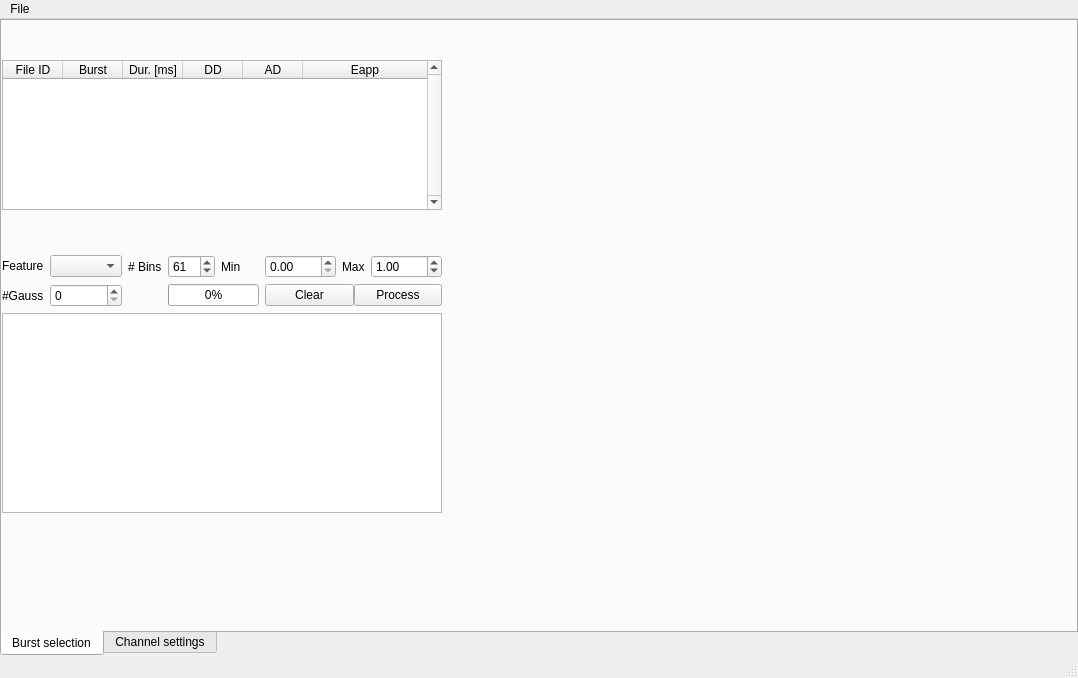
Before: the Qt Designer form chisurf/plugins/burst-selection/gui.ui in Fluorescence-Tools/chisurf, drawn with Qt 5.
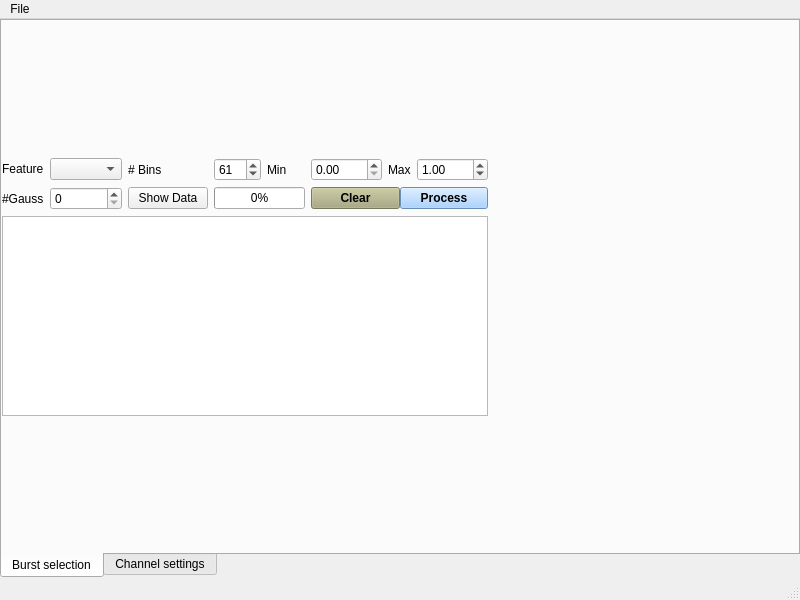
After: the same form once the commit is applied.

Commit message: Use DataFrameEditor to simplify UI

The edit to the form file:
```diff
--- a/chisurf/plugins/burst-selection/gui.ui
+++ b/chisurf/plugins/burst-selection/gui.ui
@@ -6,8 +6,8 @@
    <rect>
     <x>0</x>
     <y>0</y>
-    <width>1078</width>
-    <height>678</height>
+    <width>800</width>
+    <height>600</height>
    </rect>
   </property>
   <property name="windowTitle">
@@ -61,91 +61,7 @@
         <property name="spacing">
          <number>6</number>
         </property>
-        <item row="5" column="0" colspan="2">
-         <layout class="QVBoxLayout" name="verticalLayout_4"/>
-        </item>
-        <item row="4" column="0" colspan="2">
-         <layout class="QHBoxLayout" name="horizontalLayout">
-          <item>
-           <widget class="QPlainTextEdit" name="plainTextEdit">
-            <property name="minimumSize">
-             <size>
-              <width>0</width>
-              <height>150</height>
-             </size>
-            </property>
-            <property name="maximumSize">
-             <size>
-              <width>16777215</width>
-              <height>200</height>
-             </size>
-            </property>
-           </widget>
-          </item>
-         </layout>
-        </item>
-        <item row="1" column="0" rowspan="2" colspan="2">
-         <widget class="QTableWidget" name="tableWidget">
-          <property name="sizePolicy">
-           <sizepolicy hsizetype="Expanding" vsizetype="Minimum">
-            <horstretch>0</horstretch>
-            <verstretch>0</verstretch>
-           </sizepolicy>
-          </property>
-          <property name="maximumSize">
-           <size>
-            <width>16777215</width>
-            <height>150</height>
-           </size>
-          </property>
-          <property name="verticalScrollBarPolicy">
-           <enum>Qt::ScrollBarAlwaysOn</enum>
-          </property>
-          <property name="sizeAdjustPolicy">
-           <enum>QAbstractScrollArea::AdjustToContents</enum>
-          </property>
-          <property name="autoScroll">
-           <bool>true</bool>
-          </property>
-          <attribute name="horizontalHeaderDefaultSectionSize">
-           <number>60</number>
-          </attribute>
-          <attribute name="horizontalHeaderStretchLastSection">
-           <bool>true</bool>
-          </attribute>
-          <column>
-           <property name="text">
-            <string>File ID</string>
-           </property>
-          </column>
-          <column>
-           <property name="text">
-            <string>Burst</string>
-           </property>
-          </column>
-          <column>
-           <property name="text">
-            <string>Dur. [ms]</string>
-           </property>
-          </column>
-          <column>
-           <property name="text">
-            <string>DD</string>
-           </property>
-          </column>
-          <column>
-           <property name="text">
-            <string>AD</string>
-           </property>
-          </column>
-          <column>
-           <property name="text">
-            <string>Eapp</string>
-           </property>
-          </column>
-         </widget>
-        </item>
-        <item row="1" column="3" rowspan="5" colspan="8">
+        <item row="1" column="3" rowspan="4" colspan="8">
          <widget class="QWidget" name="widget" native="true">
           <property name="sizePolicy">
            <sizepolicy hsizetype="Expanding" vsizetype="Preferred">
@@ -176,6 +92,26 @@
          </widget>
         </item>
         <item row="3" column="0" colspan="2">
+         <layout class="QHBoxLayout" name="horizontalLayout">
+          <item>
+           <widget class="QPlainTextEdit" name="plainTextEdit">
+            <property name="minimumSize">
+             <size>
+              <width>0</width>
+              <height>150</height>
+             </size>
+            </property>
+            <property name="maximumSize">
+             <size>
+              <width>16777215</width>
+              <height>200</height>
+             </size>
+            </property>
+           </widget>
+          </item>
+         </layout>
+        </item>
+        <item row="2" column="0" colspan="2">
          <layout class="QGridLayout" name="gridLayout_2">
           <item row="0" column="2">
            <widget class="QLabel" name="label_10">
@@ -265,6 +201,15 @@
             </property>
             <item>
              <widget class="QPushButton" name="pushButton_2">
+              <property name="font">
+               <font>
+                <weight>75</weight>
+                <bold>true</bold>
+               </font>
+              </property>
+              <property name="styleSheet">
+               <string notr="true">background-color: rgb(170, 170, 127);</string>
+              </property>
               <property name="text">
                <string>Clear</string>
               </property>
@@ -272,6 +217,15 @@
             </item>
             <item>
              <widget class="QPushButton" name="pushButton">
+              <property name="font">
+               <font>
+                <weight>75</weight>
+                <bold>true</bold>
+               </font>
+              </property>
+              <property name="styleSheet">
+               <string notr="true">background-color: rgb(147, 199, 255);</string>
+              </property>
               <property name="text">
                <string>Process</string>
               </property>
@@ -299,8 +253,18 @@
             </property>
            </widget>
           </item>
+          <item row="1" column="2">
+           <widget class="QPushButton" name="pushButton_show_df">
+            <property name="text">
+             <string>Show Data</string>
+            </property>
+           </widget>
+          </item>
          </layout>
         </item>
+        <item row="4" column="0" colspan="2">
+         <layout class="QVBoxLayout" name="verticalLayout_4"/>
+        </item>
        </layout>
       </widget>
       <widget class="QWidget" name="tab_2">
@@ -341,7 +305,7 @@
     <rect>
      <x>0</x>
      <y>0</y>
-     <width>1078</width>
+     <width>868</width>
      <height>21</height>
     </rect>
    </property>
```
The commit also changes 1 other file.
